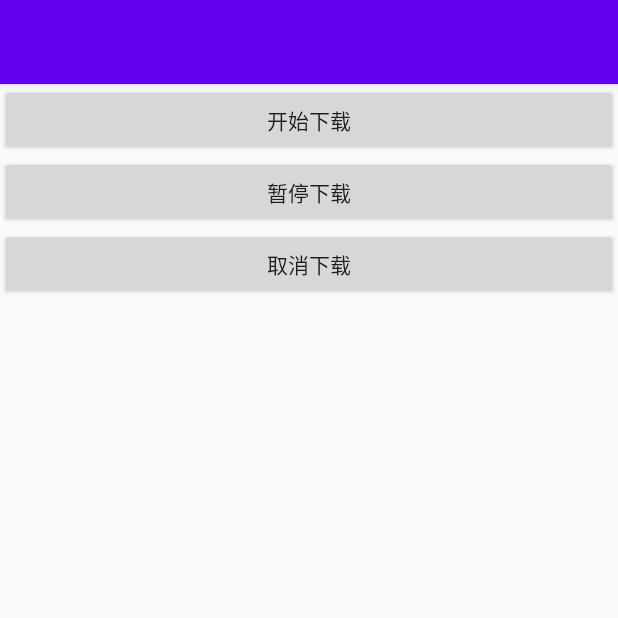
After one commit to carrollcai/android-practise, an Android app: the DownloadDemoActivity screen opened directly, with no data from a screen before it, on a phone screen of 412 x 824 dp, the top half of it. The commit adds this screen. Run offline under Robolectric (Android 15) with nearby library versions, the phone set to English and light mode, and no system bars.

Commit message:
[Feature]foreground download demo

```diff
--- a/app/build.gradle
+++ b/app/build.gradle
@@ -29,4 +29,5 @@ dependencies {
     androidTestImplementation 'androidx.test.ext:junit:1.1.1'
     androidTestImplementation 'androidx.test.espresso:espresso-core:3.2.0'
     implementation 'androidx.recyclerview:recyclerview:1.1.0'
+    implementation 'com.squareup.okhttp3:okhttp:4.8.1'
 }
--- /dev/null
+++ b/app/src/main/java/com/example/practise/servicebest/DownloadDemoActivity.java
@@ -0,0 +1,103 @@
+package com.example.practise.servicebest;
+
+import android.content.ComponentName;
+import android.content.Intent;
+import android.content.ServiceConnection;
+import android.content.pm.PackageManager;
+import android.os.Bundle;
+import android.os.IBinder;
+import android.util.Log;
+import android.view.View;
+import android.widget.Button;
+
+import com.example.practise.R;
+
+import androidx.annotation.NonNull;
+import androidx.appcompat.app.AppCompatActivity;
+import androidx.core.app.ActivityCompat;
+import androidx.core.content.ContextCompat;
+
+public class DownloadDemoActivity extends AppCompatActivity {
+
+    private DownloadService.DownloadBinder mDownloadBinder;
+
+    private static String[] PERMISSIONS_STORAGE = {
+            "android.permission.READ_EXTERNAL_STORAGE",
+            "android.permission.WRITE_EXTERNAL_STORAGE" };
+
+    private ServiceConnection mConnection = new ServiceConnection() {
+        @Override
+        public void onServiceConnected(ComponentName name, IBinder service) {
+            mDownloadBinder = (DownloadService.DownloadBinder) service;
+        }
+
+        @Override
+        public void onServiceDisconnected(ComponentName name) {
+        }
+    };
+
+    @Override
+    protected void onCreate(Bundle savedInstanceState) {
+        super.onCreate(savedInstanceState);
+        setContentView(R.layout.activity_download_demo);
+
+        Button startDownload = findViewById(R.id.start_download);
+        Button pauseDownload = findViewById(R.id.pause_download);
+        Button cancelDownload = findViewById(R.id.cancel_download);
+
+        startDownload.setOnClickListener(new StartDownloadClick());
+        pauseDownload.setOnClickListener(new PauseDownloadClick());
+        cancelDownload.setOnClickListener(new CancelDownloadClick());
+
+        Intent intent = new Intent(this, DownloadService.class);
+
+        // 启动服务
+        startService(intent);
+
+        // 绑定服务。为了能调用mDownloadBinder对象。
+        bindService(intent, mConnection, BIND_AUTO_CREATE);
+
+        if (ContextCompat.checkSelfPermission(DownloadDemoActivity.this, "android.permission.WRITE_EXTERNAL_STORAGE") != PackageManager.PERMISSION_GRANTED) {
+            ActivityCompat.requestPermissions(DownloadDemoActivity.this, PERMISSIONS_STORAGE, 1);
+        }
+    }
+
+    private class StartDownloadClick implements View.OnClickListener {
+
+        @Override
+        public void onClick(View v) {
+            Log.d("测试", "点击开始");
+            String url = "https://raw.githubusercontent.com/guolindev/eclipse/master/eclipse-inst-win64.exe";
+            mDownloadBinder.startDownload(url);
+        }
+    }
+
+    private class PauseDownloadClick implements View.OnClickListener {
+
+        @Override
+        public void onClick(View v) {
+            mDownloadBinder.pauseDownload();
+        }
+    }
+
+    private class CancelDownloadClick implements View.OnClickListener {
+
+        @Override
+        public void onClick(View v) {
+            mDownloadBinder.cancelDownload();
+        }
+    }
+
+    @Override
+    public void onRequestPermissionsResult(int requestCode, @NonNull String[] permissions,
+            @NonNull int[] grantResults) {
+        super.onRequestPermissionsResult(requestCode, permissions, grantResults);
+    }
+
+    @Override
+    protected void onDestroy() {
+        Log.d("DownloadDemoActivity", "onDestroy");
+        super.onDestroy();
+        unbindService(mConnection);
+    }
+}
--- /dev/null
+++ b/app/src/main/res/layout/activity_download_demo.xml
@@ -0,0 +1,31 @@
+<?xml version="1.0" encoding="utf-8"?>
+<LinearLayout xmlns:android="http://schemas.android.com/apk/res/android"
+    xmlns:app="http://schemas.android.com/apk/res-auto"
+    xmlns:tools="http://schemas.android.com/tools"
+    android:layout_width="match_parent"
+    android:layout_height="match_parent"
+    android:orientation="vertical"
+    tools:context=".servicebest.DownloadDemoActivity">
+
+    <Button
+        android:layout_width="match_parent"
+        android:layout_height="wrap_content"
+        android:id="@+id/start_download"
+        android:text="开始下载"
+        />
+
+    <Button
+        android:layout_width="match_parent"
+        android:layout_height="wrap_content"
+        android:id="@+id/pause_download"
+        android:text="暂停下载"
+        />
+
+    <Button
+        android:layout_width="match_parent"
+        android:layout_height="wrap_content"
+        android:id="@+id/cancel_download"
+        android:text="取消下载"
+        />
+
+</LinearLayout>
```
Also changed, not shown: app/src/main/AndroidManifest.xml (+9 -2 lines), app/src/main/java/com/example/practise/MainActivity.java (+13 -14 lines), app/src/main/java/com/example/practise/NewActivity.java (deleted, +0 -20 lines), app/src/main/java/com/example/practise/servicebest/DownloadService.java (added, +180 -0 lines), app/src/main/java/com/example/practise/servicebest/DownloadTask.java (added, +186 -0 lines), app/src/main/java/com/example/practise/servicebest/IDownloadListener.java (added, +20 -0 lines), app/src/main/res/layout/activity_main.xml (+8 -15 lines), app/src/main/res/layout/activity_new.xml (deleted, +0 -17 lines).
